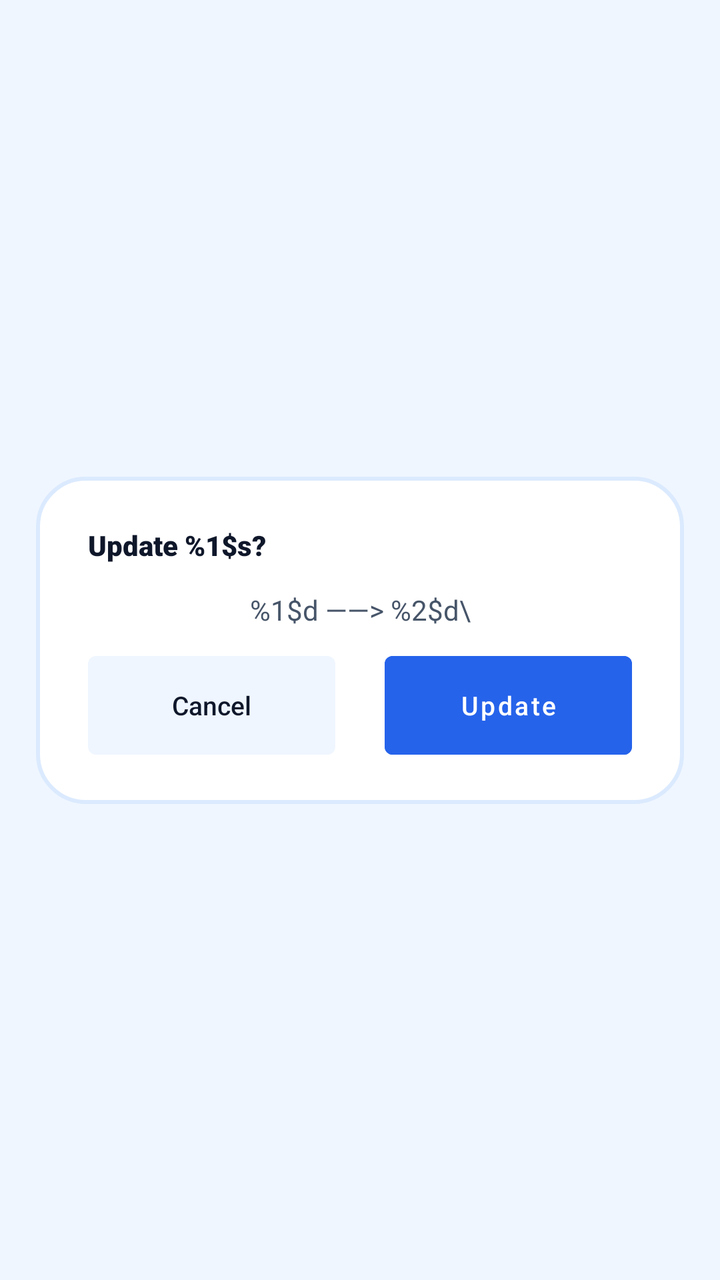
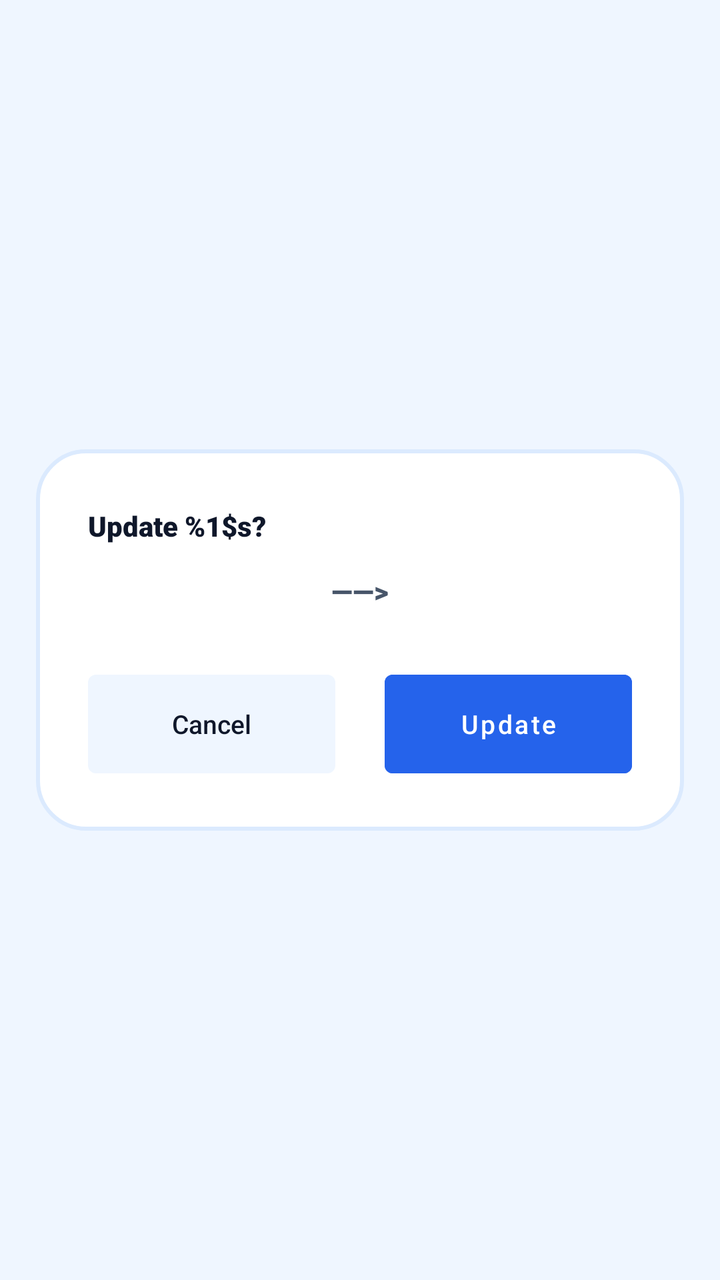

An Android layout rendered at two revisions. The XML below is the earlier revision; the diff shows what the commit changed to produce the second picture.
<!-- AndroidManifest.xml: application theme Theme.SmartTasbeeh -->
<!-- res/layout/dialog_update_count.xml -->
<?xml version="1.0" encoding="utf-8"?>
<androidx.constraintlayout.widget.ConstraintLayout xmlns:android="http://schemas.android.com/apk/res/android"
    xmlns:app="http://schemas.android.com/apk/res-auto"
    android:layout_width="match_parent"
    android:layout_height="wrap_content"
    android:layout_gravity="center">

    <androidx.constraintlayout.widget.ConstraintLayout
        android:id="@+id/dialogBox"
        android:layout_width="0dp"
        android:layout_height="wrap_content"
        android:background="@drawable/dialog_background_premium"
        app:layout_constraintWidth_percent="0.90"
        app:layout_constraintStart_toStartOf="parent"
        app:layout_constraintEnd_toEndOf="parent"
        app:layout_constraintTop_toTopOf="parent"
        app:layout_constraintBottom_toBottomOf="parent">

        <androidx.constraintlayout.widget.Guideline
            android:id="@+id/guideStart"
            android:layout_width="wrap_content"
            android:layout_height="wrap_content"
            android:orientation="vertical"
            app:layout_constraintGuide_percent="0.08" />

        <androidx.constraintlayout.widget.Guideline
            android:id="@+id/guideEnd"
            android:layout_width="wrap_content"
            android:layout_height="wrap_content"
            android:orientation="vertical"
            app:layout_constraintGuide_percent="0.92" />

        <androidx.constraintlayout.widget.Guideline
            android:id="@+id/guideTop"
            android:layout_width="wrap_content"
            android:layout_height="wrap_content"
            android:orientation="horizontal"
            app:layout_constraintGuide_percent="0.15" />

        <androidx.constraintlayout.widget.Guideline
            android:id="@+id/guideBottom"
            android:layout_width="wrap_content"
            android:layout_height="wrap_content"
            android:orientation="horizontal"
            app:layout_constraintGuide_percent="0.85" />

        <TextView
            android:id="@+id/tvTitle"
            android:layout_width="0dp"
            android:layout_height="wrap_content"
            android:text="@string/dialog_update_title"
            android:fontFamily="sans-serif-black"
            android:textColor="@color/text_primary"
            app:layout_constraintStart_toStartOf="@id/guideStart"
            app:layout_constraintEnd_toEndOf="@id/guideEnd"
            app:layout_constraintTop_toTopOf="@id/guideTop"/>

        
        <Space
            android:id="@+id/spaceTitleToMessage"
            android:layout_width="0dp"
            android:layout_height="0dp"
            app:layout_constraintDimensionRatio="H,20:1"
            app:layout_constraintStart_toStartOf="@id/guideStart"
            app:layout_constraintEnd_toEndOf="@id/guideEnd"
            app:layout_constraintTop_toBottomOf="@id/tvTitle" />

        
        <TextView
            android:id="@+id/tvSessionTitle"
            android:layout_width="0dp"
            android:layout_height="wrap_content"
            android:text="@string/dialog_update_message"
            android:textColor="@color/text_secondary"
            android:gravity="center"
            app:layout_constraintStart_toStartOf="@id/guideStart"
            app:layout_constraintEnd_toEndOf="@id/guideEnd"
            app:layout_constraintTop_toBottomOf="@id/spaceTitleToMessage" />

        
        <Space
            android:id="@+id/spaceMessageToButtons"
            android:layout_width="0dp"
            android:layout_height="0dp"
            app:layout_constraintDimensionRatio="H,20:1"
            app:layout_constraintStart_toStartOf="@id/guideStart"
            app:layout_constraintEnd_toEndOf="@id/guideEnd"
            app:layout_constraintTop_toBottomOf="@id/tvSessionTitle" />

        <androidx.constraintlayout.widget.ConstraintLayout
            android:layout_width="0dp"
            android:layout_height="wrap_content"
            app:layout_constraintStart_toStartOf="@id/guideStart"
            app:layout_constraintEnd_toEndOf="@id/guideEnd"
            app:layout_constraintTop_toBottomOf="@id/spaceMessageToButtons"
            app:layout_constraintBottom_toBottomOf="@id/guideBottom">

            <androidx.appcompat.widget.AppCompatButton
                android:id="@+id/btnCancel"
                android:layout_width="0dp"
                android:layout_height="0dp"
                android:text="@string/dialog_cancel"
                android:textAllCaps="false"
                android:textColor="@color/text_primary"
                android:background="@drawable/selector_cancel_save"
                android:stateListAnimator="@null"
                android:minHeight="48dp"
                app:autoSizeTextType="uniform"
                app:autoSizeMinTextSize="10sp"
                app:autoSizeMaxTextSize="13sp"
                app:layout_constraintHeight_min="48dp"
                app:layout_constraintWidth_max="280dp"
                app:layout_constraintDimensionRatio="H,2.5:1"
                app:layout_constraintStart_toStartOf="parent"
                app:layout_constraintTop_toTopOf="parent"
                app:layout_constraintBottom_toBottomOf="parent"
                app:layout_constraintEnd_toStartOf="@+id/buttonGap"
                app:layout_constraintHorizontal_weight="1"/>

            <Space
                android:id="@+id/buttonGap"
                android:layout_width="0dp"
                android:layout_height="0dp"
                app:layout_constraintHorizontal_weight="0.2"
                app:layout_constraintStart_toEndOf="@id/btnCancel"
                app:layout_constraintEnd_toStartOf="@+id/btnUpdate"
                app:layout_constraintTop_toTopOf="parent"
                app:layout_constraintBottom_toBottomOf="parent" />

            <Button
                android:id="@+id/btnUpdate"
                android:layout_width="0dp"
                android:layout_height="0dp"
                android:text="@string/action_update"
                android:textAllCaps="false"
                android:textColor="@color/white"
                android:backgroundTint="@color/tasbeeh_blue_primary"
                style="@style/Widget.MaterialComponents.Button.UnelevatedButton"
                android:insetTop="0dp"
                android:insetBottom="0dp"
                android:minHeight="48dp"
                app:autoSizeTextType="uniform"
                app:autoSizeMinTextSize="10sp"
                app:autoSizeMaxTextSize="13sp"
                app:layout_constraintHeight_min="48dp"
                app:layout_constraintWidth_max="280dp"
                app:layout_constraintDimensionRatio="H,2.5:1"
                app:layout_constraintEnd_toEndOf="parent"
                app:layout_constraintTop_toTopOf="parent"
                app:layout_constraintBottom_toBottomOf="parent"
                app:layout_constraintStart_toEndOf="@id/buttonGap"
                app:layout_constraintHorizontal_weight="1"/>

        </androidx.constraintlayout.widget.ConstraintLayout>

    </androidx.constraintlayout.widget.ConstraintLayout>
</androidx.constraintlayout.widget.ConstraintLayout>
<!-- resources referenced by this layout -->
<resources>
  <color name="tasbeeh_blue_primary">#2563EB</color>
  <color name="text_primary">#0F172A</color>
  <color name="text_secondary">#475569</color>
  <color name="white">#FFFFFFFF</color>
  <!-- drawable dialog_background_premium (drawable) -->
  <?xml version="1.0" encoding="utf-8"?>
  <shape xmlns:android="http://schemas.android.com/apk/res/android"
      android:shape="rectangle">
      <solid android:color="@color/card_background"/>
      <corners android:radius="24dp"/>
      <stroke android:width="2dp"
          android:color="@color/card_stroke_color"/>
  </shape>
  <!-- drawable selector_cancel_save (drawable) -->
  <?xml version="1.0" encoding="utf-8"?>
  <selector xmlns:android="http://schemas.android.com/apk/res/android">
      <item android:state_pressed="true">
          <shape android:shape="rectangle">
              <solid android:color="@color/cancel_btn_pressed_red"/> 
              <corners android:radius="4dp"/>
          </shape>
      </item>
      <item>
          <shape android:shape="rectangle">
              <solid android:color="@color/icon_btn_bg"/> 
              <corners android:radius="4dp"/>
          </shape>
      </item>
  </selector>
  <string name="action_update">Update</string>
  <string name="dialog_cancel">Cancel</string>
  <string name="dialog_update_message">\%1$d\ ——&gt; \%2$d\</string>
  <string name="dialog_update_title">Update %1$s?</string>
  <style name="Theme.SmartTasbeeh" parent="Base.Theme.SmartTasbeeh" />
  <color name="card_background">#FFFFFF</color>
  <color name="card_stroke_color">#DBEAFE</color>
  <color name="cancel_btn_pressed_red">#F69E98</color>
  <color name="icon_btn_bg">#EFF6FF</color>
  <style name="Base.Theme.SmartTasbeeh" parent="Theme.Material3.DayNight.NoActionBar">
          <item name="colorPrimary">@color/tasbeeh_blue_primary</item>
          <item name="colorPrimaryVariant">@color/tasbeeh_blue_dark</item>
          <item name="colorOnPrimary">@color/white</item>
  
          <item name="android:statusBarColor">@color/tasbeeh_blue_dark</item>
          <item name="android:windowLightStatusBar">false</item>
  
          <item name="android:windowBackground">@color/background_light</item>
          <item name="android:textColor">@color/text_primary</item>
      </style>
  <color name="tasbeeh_blue_dark">#1E3A8A</color>
  <color name="background_light">#EFF6FF</color>
</resources>

<!-- the commit's change to res/layout/dialog_update_count.xml (unified diff, before → after) -->
@@ -66,18 +66,69 @@
             app:layout_constraintTop_toBottomOf="@id/tvTitle" />
 
         
-        <TextView
-            android:id="@+id/tvSessionTitle"
-            android:layout_width="0dp"
-            android:layout_height="wrap_content"
-            android:text="@string/dialog_update_message"
-            android:textColor="@color/text_secondary"
-            android:gravity="center"
-            app:layout_constraintStart_toStartOf="@id/guideStart"
-            app:layout_constraintEnd_toEndOf="@id/guideEnd"
-            app:layout_constraintTop_toBottomOf="@id/spaceTitleToMessage" />
-
-        
+        <androidx.constraintlayout.widget.ConstraintLayout
+            android:id="@+id/comparisonContainer"
+            android:layout_width="0dp"
+            android:layout_height="wrap_content"
+            app:layout_constraintStart_toStartOf="@id/guideStart"
+            app:layout_constraintEnd_toEndOf="@id/guideEnd"
+            app:layout_constraintTop_toBottomOf="@id/spaceTitleToMessage">
+
+            <TextView
+                android:id="@+id/tvUpdateArrow"
+                android:layout_width="wrap_content"
+                android:layout_height="wrap_content"
+                android:text="@string/dialog_update_arrow"
+                android:textColor="@color/text_secondary"
+                android:fontFamily="sans-serif-black"
+                app:layout_constraintTop_toTopOf="parent"
+                app:layout_constraintStart_toStartOf="parent"
+                app:layout_constraintEnd_toEndOf="parent" />
+
+            <TextView
+                android:id="@+id/tvOldCount"
+                android:layout_width="wrap_content"
+                android:layout_height="wrap_content"
+                android:textColor="@color/text_primary"
+                android:fontFamily="sans-serif-black"
+                app:layout_constraintEnd_toStartOf="@id/tvUpdateArrow"
+                app:layout_constraintTop_toTopOf="@id/tvUpdateArrow"
+                app:layout_constraintBottom_toBottomOf="@id/tvUpdateArrow" />
+
+            <TextView
+                android:id="@+id/tvNewCount"
+                android:layout_width="wrap_content"
+                android:layout_height="wrap_content"
+                android:textColor="@color/tasbeeh_blue_primary"
+                android:fontFamily="sans-serif-black"
+                app:layout_constraintStart_toEndOf="@id/tvUpdateArrow"
+                app:layout_constraintTop_toTopOf="@id/tvUpdateArrow"
+                app:layout_constraintBottom_toBottomOf="@id/tvUpdateArrow" />
+
+            <TextView
+                android:id="@+id/tvOldWords"
+                android:layout_width="0dp"
+                android:layout_height="wrap_content"
+                android:text=""
+                android:textColor="@color/text_secondary"
+                android:gravity="end"
+                app:layout_constraintTop_toBottomOf="@id/tvOldCount"
+                app:layout_constraintEnd_toEndOf="@id/tvOldCount"
+                app:layout_constraintStart_toStartOf="parent" />
+
+            <TextView
+                android:id="@+id/tvNewWords"
+                android:layout_width="0dp"
+                android:layout_height="wrap_content"
+                android:text=""
+                android:textColor="@color/text_secondary"
+                android:gravity="start"
+                app:layout_constraintTop_toBottomOf="@id/tvNewCount"
+                app:layout_constraintStart_toStartOf="@id/tvNewCount"
+                app:layout_constraintEnd_toEndOf="parent" />
+
+        </androidx.constraintlayout.widget.ConstraintLayout>
+
         <Space
             android:id="@+id/spaceMessageToButtons"
             android:layout_width="0dp"
@@ -85,7 +136,7 @@
             app:layout_constraintDimensionRatio="H,20:1"
             app:layout_constraintStart_toStartOf="@id/guideStart"
             app:layout_constraintEnd_toEndOf="@id/guideEnd"
-            app:layout_constraintTop_toBottomOf="@id/tvSessionTitle" />
+            app:layout_constraintTop_toBottomOf="@id/comparisonContainer" />
 
         <androidx.constraintlayout.widget.ConstraintLayout
             android:layout_width="0dp"
<!-- resource entries referenced after the edit -->
@@ -31,7 +31,7 @@
   </selector>
   <string name="action_update">Update</string>
   <string name="dialog_cancel">Cancel</string>
-  <string name="dialog_update_message">\%1$d\ ——&gt; \%2$d\</string>
+  <string name="dialog_update_arrow"> ——&gt; </string>
   <string name="dialog_update_title">Update %1$s?</string>
   <style name="Theme.SmartTasbeeh" parent="Base.Theme.SmartTasbeeh" />
   <color name="card_background">#FFFFFF</color>
